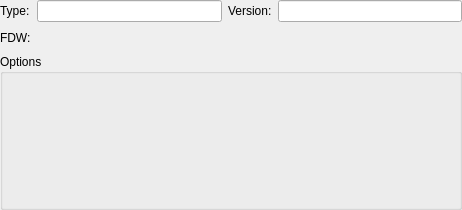
First picture: the form in libs/libgui/ui/dbobjects/foreignserverwidget.ui, repository pgmodeler/pgmodeler, before the edit.
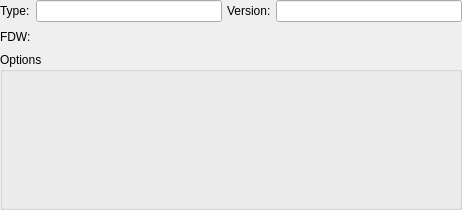
Second picture: the form after the edit.

Commit message: Adjusted the layout spacing/margins in ui/dbobjects/*

```diff
--- a/libs/libgui/ui/dbobjects/foreignserverwidget.ui
+++ b/libs/libgui/ui/dbobjects/foreignserverwidget.ui
@@ -29,6 +29,9 @@
    <property name="bottomMargin">
     <number>0</number>
    </property>
+   <property name="spacing">
+    <number>5</number>
+   </property>
    <item row="0" column="1">
     <widget class="QLineEdit" name="type_edt"/>
    </item>
```
The commit also changes 53 other files.
